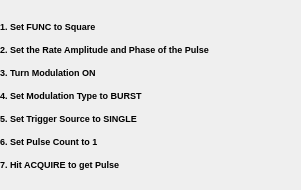
Qt form DS345-Help.ui (IPL-Controls/caqtdm-screens) before a commit.
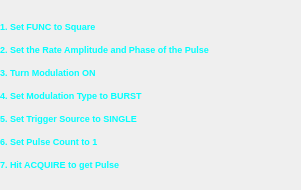
The same form after that commit. Custom widgets are drawn as their Qt base class.

Commit message:
changed color scheme
branch : 2.0beta

```diff
--- a/DS345-Help.ui
+++ b/DS345-Help.ui
@@ -50,7 +50,7 @@
       </font>
      </property>
      <property name="text">
-      <string>&lt;html&gt;&lt;head/&gt;&lt;body&gt;&lt;p&gt;&lt;span style=&quot; font-size:7pt; font-weight:600;&quot;&gt;1. Set FUNC to Square&lt;/span&gt;&lt;/p&gt;&lt;p&gt;&lt;span style=&quot; font-size:7pt; font-weight:600;&quot;&gt;2. Set the Rate Amplitude and Phase of the Pulse&lt;/span&gt;&lt;/p&gt;&lt;p&gt;&lt;span style=&quot; font-size:7pt; font-weight:600;&quot;&gt;3. Turn Modulation ON&lt;/span&gt;&lt;/p&gt;&lt;p&gt;&lt;span style=&quot; font-size:7pt; font-weight:600;&quot;&gt;4. Set Modulation Type to BURST&lt;/span&gt;&lt;/p&gt;&lt;p&gt;&lt;span style=&quot; font-size:7pt; font-weight:600;&quot;&gt;5. Set Trigger Source to SINGLE&lt;/span&gt;&lt;/p&gt;&lt;p&gt;&lt;span style=&quot; font-size:7pt; font-weight:600;&quot;&gt;6. Set Pulse Count to 1&lt;/span&gt;&lt;/p&gt;&lt;p&gt;&lt;span style=&quot; font-size:7pt; font-weight:600;&quot;&gt;7. Hit ACQUIRE to get Pulse&lt;/span&gt;&lt;/p&gt;&lt;/body&gt;&lt;/html&gt;</string>
+      <string>&lt;html&gt;&lt;head/&gt;&lt;body&gt;&lt;p&gt;&lt;span style=&quot; font-size:7pt; font-weight:600; color:#00ffff;&quot;&gt;1. Set FUNC to Square&lt;/span&gt;&lt;/p&gt;&lt;p&gt;&lt;span style=&quot; font-size:7pt; font-weight:600; color:#00ffff;&quot;&gt;2. Set the Rate Amplitude and Phase of the Pulse&lt;/span&gt;&lt;/p&gt;&lt;p&gt;&lt;span style=&quot; font-size:7pt; font-weight:600; color:#00ffff;&quot;&gt;3. Turn Modulation ON&lt;/span&gt;&lt;/p&gt;&lt;p&gt;&lt;span style=&quot; font-size:7pt; font-weight:600; color:#00ffff;&quot;&gt;4. Set Modulation Type to BURST&lt;/span&gt;&lt;/p&gt;&lt;p&gt;&lt;span style=&quot; font-size:7pt; font-weight:600; color:#00ffff;&quot;&gt;5. Set Trigger Source to SINGLE&lt;/span&gt;&lt;/p&gt;&lt;p&gt;&lt;span style=&quot; font-size:7pt; font-weight:600; color:#00ffff;&quot;&gt;6. Set Pulse Count to 1&lt;/span&gt;&lt;/p&gt;&lt;p&gt;&lt;span style=&quot; font-size:7pt; font-weight:600; color:#00ffff;&quot;&gt;7. Hit ACQUIRE to get Pulse&lt;/span&gt;&lt;/p&gt;&lt;/body&gt;&lt;/html&gt;</string>
      </property>
      <property name="textFormat">
       <enum>Qt::RichText</enum>
```
